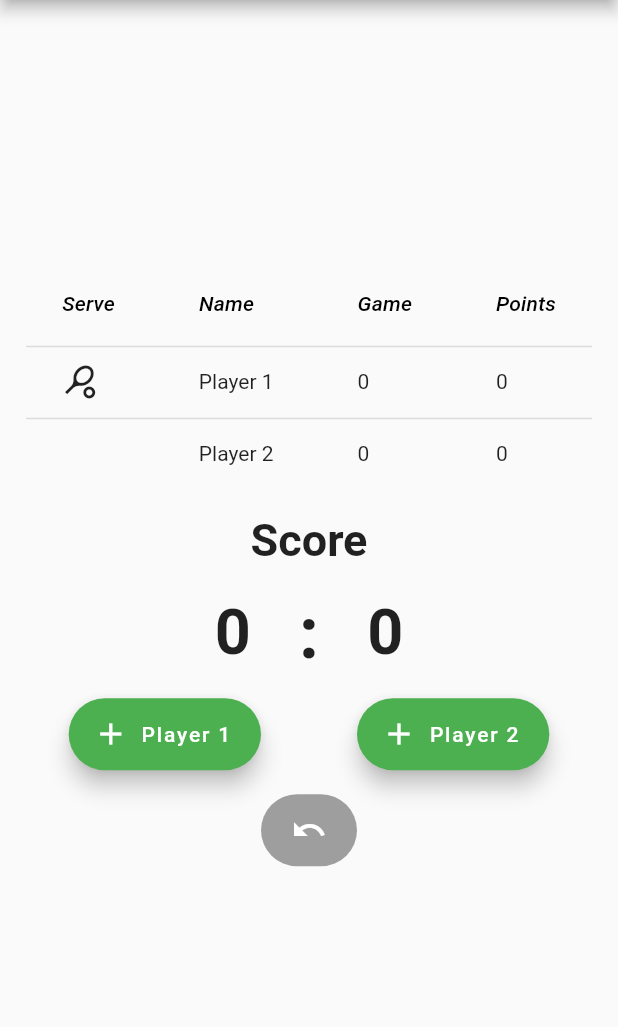
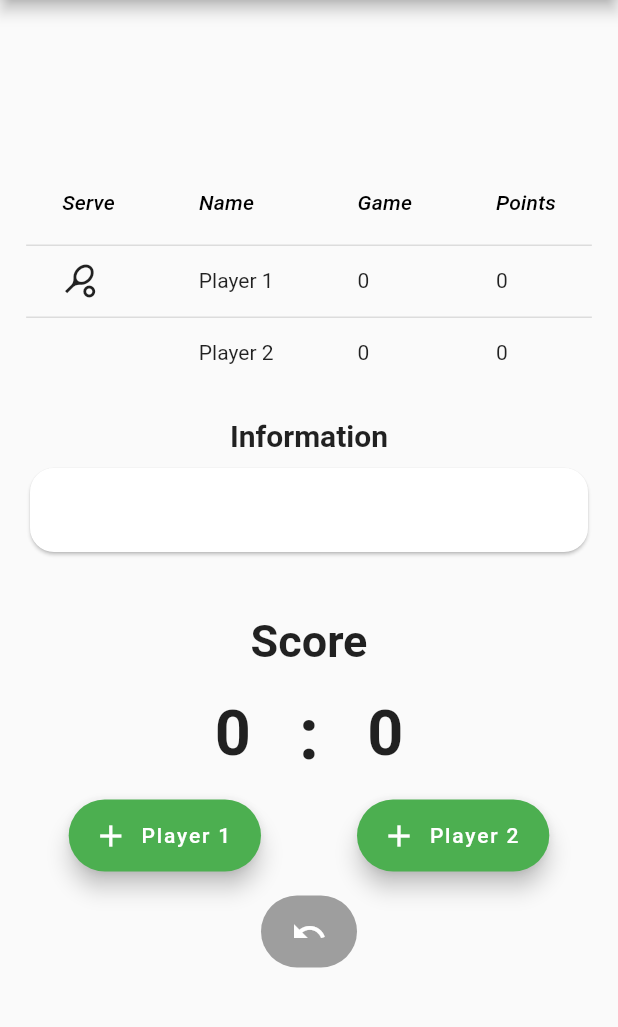
Before and after one commit to mosiccan/tennis_score_app, a Flutter app: the screen it shows after launch, on a phone screen of 412 x 824 dp, the part 84-1111 px from its top. Run offline on Flutter 3.47's test engine with Material 2 defaults, Android fonts, the phone set to English and light mode, and no system bars.

Commit message:
feat : Information Card 구현

```diff
--- a/lib/main.dart
+++ b/lib/main.dart
@@ -209,6 +209,28 @@ class _MyHomePageState extends State<MyHomePage> {
                 ],
               ),
             Container(
+              margin: EdgeInsets.fromLTRB(0.0, 20, 0.0, 0.0),
+              child: Text(
+                'Information',
+                style: TextStyle(
+                  fontWeight: FontWeight.w600,
+                  fontSize: 20,
+                ),
+              ),
+            ),
+            Container(
+              margin: EdgeInsets.fromLTRB(0.0, 0.0, 0.0, 16),
+              child: Card(
+                margin: EdgeInsets.symmetric(vertical: 10, horizontal: 20),
+                shape: RoundedRectangleBorder(
+                  borderRadius: BorderRadius.circular(16),
+                ),
+                child: ListTile(
+
+                )
+              )
+            ),
+            Container(
               margin: EdgeInsets.all(16),
               child: const Text(
                 'Score',
```
